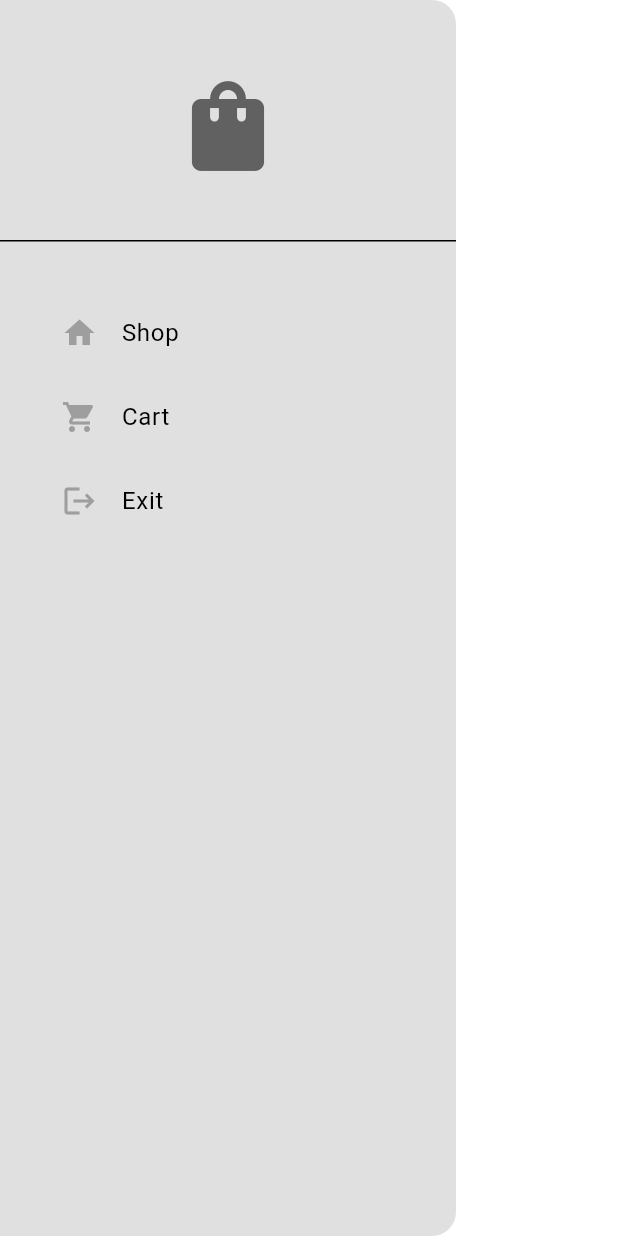
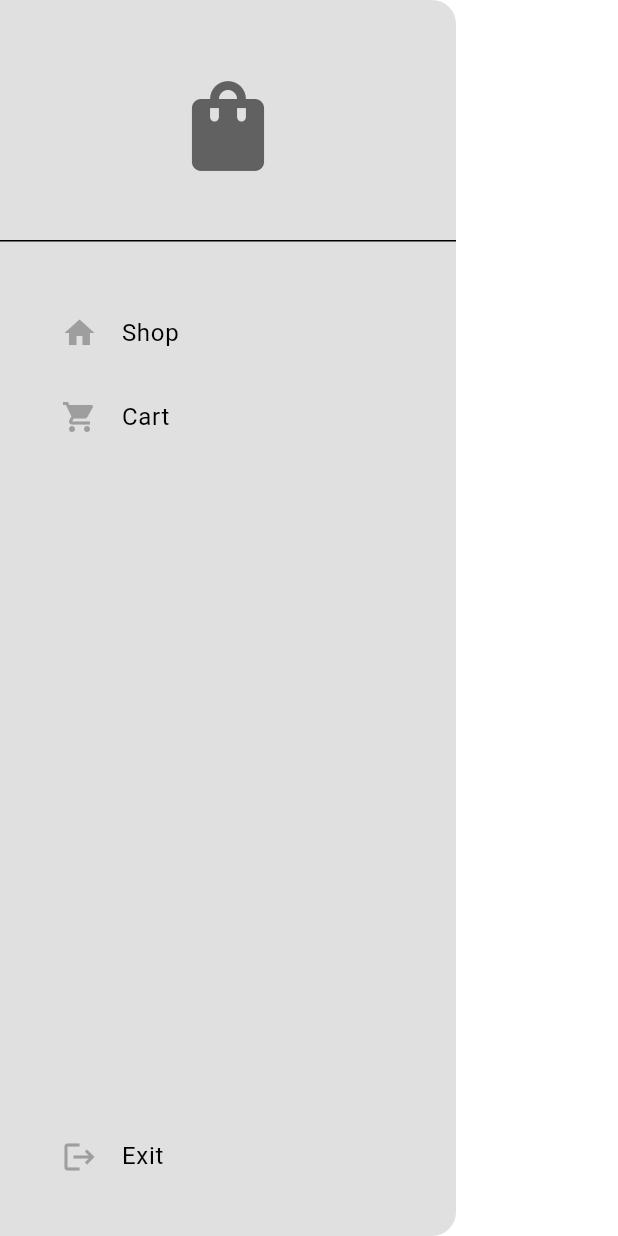
Before and after one commit to hiroshiyoka/trezoro, a Flutter app: the MyDrawer widget shown alone on an empty page, opened directly, on a phone screen of 412 x 824 dp. Run offline on Flutter 3.47's test engine with Material 3 defaults, Android fonts, the phone set to English and light mode, and no system bars.

Commit message:
feat(drawer): grouping shop tile and cart tile into another Column

```diff
--- a/lib/components/my_drawer.dart
+++ b/lib/components/my_drawer.dart
@@ -10,6 +10,9 @@ class MyDrawer extends StatelessWidget {
     return Drawer(
       backgroundColor: Theme.of(context).colorScheme.background,
       child: Column(
+        mainAxisAlignment: MainAxisAlignment.spaceBetween,
+        children: [
+          Column(
             children: [
               // Drawer Header Logo
               DrawerHeader(
@@ -37,12 +40,17 @@ class MyDrawer extends StatelessWidget {
                 icon: Icons.shopping_cart,
                 onTap: () {},
               ),
+            ],
+          ),
 
           // Exit Shop Tile
-          MyListTile(
+          Padding(
+            padding: const EdgeInsets.only(bottom: 25),
+            child: MyListTile(
               text: "Exit",
               icon: Icons.logout,
               onTap: () {},
+            ),
           ),
         ],
       ),
```
Lines whose indentation alone changed are shown as unchanged.
